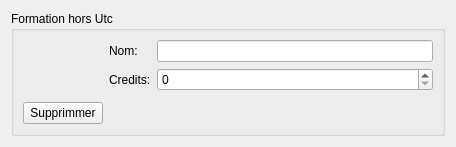
The window that src/view/qformation.ui (V1rgul/UT-profiler) describes before a commit, drawn with Qt 5.
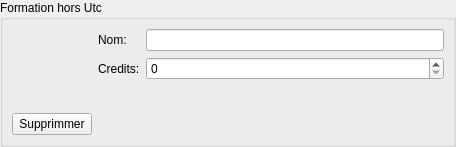
The same window after the commit.

What changed in the file:
```diff
--- a/src/view/qformation.ui
+++ b/src/view/qformation.ui
@@ -14,12 +14,36 @@
    <string>Form</string>
   </property>
   <layout class="QHBoxLayout" name="horizontalLayout">
+   <property name="leftMargin">
+    <number>0</number>
+   </property>
+   <property name="topMargin">
+    <number>0</number>
+   </property>
+   <property name="rightMargin">
+    <number>0</number>
+   </property>
+   <property name="bottomMargin">
+    <number>0</number>
+   </property>
    <item>
     <widget class="QGroupBox" name="groupBox">
      <property name="title">
       <string>Formation hors Utc</string>
      </property>
      <layout class="QVBoxLayout" name="verticalLayout">
+      <property name="leftMargin">
+       <number>9</number>
+      </property>
+      <property name="topMargin">
+       <number>9</number>
+      </property>
+      <property name="rightMargin">
+       <number>9</number>
+      </property>
+      <property name="bottomMargin">
+       <number>9</number>
+      </property>
       <item>
        <layout class="QHBoxLayout" name="horizontalLayout_3">
         <item>
```
